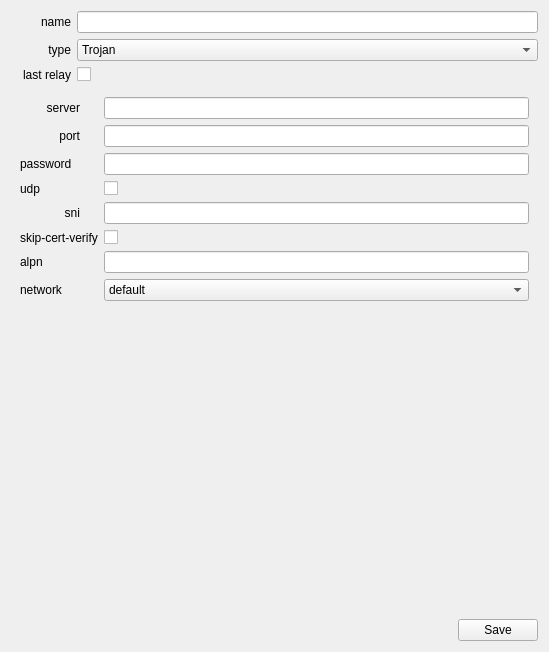
Qt form ui/NewProxyWidget.ui (ktereyp/bridge) before a commit.
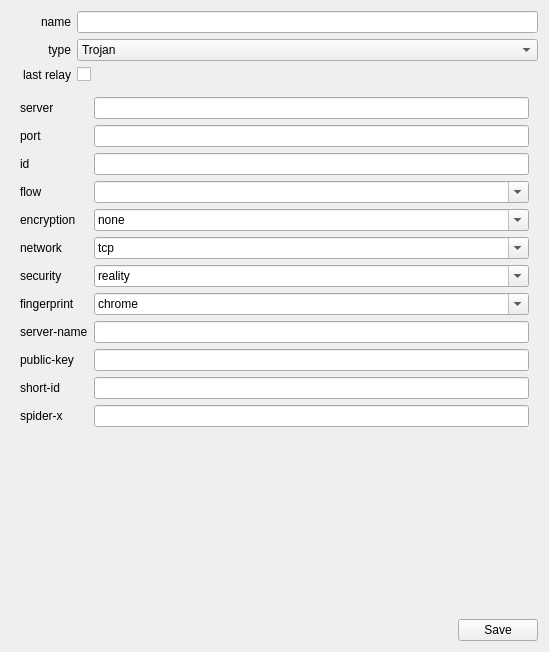
The same form after that commit. The open tabs and pages were chosen to show the change.

Patch:
```diff
--- a/ui/NewProxyWidget.ui
+++ b/ui/NewProxyWidget.ui
@@ -689,6 +689,234 @@
        </item>
       </layout>
      </widget>
+     <widget class="QWidget" name="pageVless">
+      <layout class="QHBoxLayout" name="horizontalLayout_20">
+       <item>
+        <layout class="QFormLayout" name="formLayout_20">
+         <item row="0" column="0">
+          <widget class="QLabel" name="label_40">
+           <property name="text">
+            <string>server</string>
+           </property>
+          </widget>
+         </item>
+         <item row="0" column="1">
+          <widget class="QLineEdit" name="vlessServerInput"/>
+         </item>
+         <item row="1" column="0">
+          <widget class="QLabel" name="label_41">
+           <property name="text">
+            <string>port</string>
+           </property>
+          </widget>
+         </item>
+         <item row="1" column="1">
+          <widget class="QLineEdit" name="vlessPortInput"/>
+         </item>
+         <item row="2" column="0">
+          <widget class="QLabel" name="label_42">
+           <property name="text">
+            <string>id</string>
+           </property>
+          </widget>
+         </item>
+         <item row="2" column="1">
+          <widget class="QLineEdit" name="vlessIdInput"/>
+         </item>
+         <item row="3" column="0">
+          <widget class="QLabel" name="label_43">
+           <property name="text">
+            <string>flow</string>
+           </property>
+          </widget>
+         </item>
+         <item row="3" column="1">
+          <widget class="QComboBox" name="vlessFlowInput">
+           <property name="editable">
+            <bool>true</bool>
+           </property>
+           <item>
+            <property name="text">
+             <string/>
+            </property>
+           </item>
+           <item>
+            <property name="text">
+             <string>xtls-rprx-vision</string>
+            </property>
+           </item>
+          </widget>
+         </item>
+         <item row="4" column="0">
+          <widget class="QLabel" name="label_44">
+           <property name="text">
+            <string>encryption</string>
+           </property>
+          </widget>
+         </item>
+         <item row="4" column="1">
+          <widget class="QComboBox" name="vlessEncryptionInput">
+           <property name="editable">
+            <bool>true</bool>
+           </property>
+           <item>
+            <property name="text">
+             <string>none</string>
+            </property>
+           </item>
+          </widget>
+         </item>
+         <item row="5" column="0">
+          <widget class="QLabel" name="label_45">
+           <property name="text">
+            <string>network</string>
+           </property>
+          </widget>
+         </item>
+         <item row="5" column="1">
+          <widget class="QComboBox" name="vlessNetworkInput">
+           <property name="editable">
+            <bool>true</bool>
+           </property>
+           <item>
+            <property name="text">
+             <string>tcp</string>
+            </property>
+           </item>
+           <item>
+            <property name="text">
+             <string>ws</string>
+            </property>
+           </item>
+           <item>
+            <property name="text">
+             <string>grpc</string>
+            </property>
+           </item>
+           <item>
+            <property name="text">
+             <string>h2</string>
+            </property>
+           </item>
+          </widget>
+         </item>
+         <item row="6" column="0">
+          <widget class="QLabel" name="label_46">
+           <property name="text">
+            <string>security</string>
+           </property>
+          </widget>
+         </item>
+         <item row="6" column="1">
+          <widget class="QComboBox" name="vlessSecurityInput">
+           <property name="editable">
+            <bool>true</bool>
+           </property>
+           <item>
+            <property name="text">
+             <string>reality</string>
+            </property>
+           </item>
+           <item>
+            <property name="text">
+             <string>tls</string>
+            </property>
+           </item>
+           <item>
+            <property name="text">
+             <string>none</string>
+            </property>
+           </item>
+          </widget>
+         </item>
+         <item row="7" column="0">
+          <widget class="QLabel" name="label_47">
+           <property name="text">
+            <string>fingerprint</string>
+           </property>
+          </widget>
+         </item>
+         <item row="7" column="1">
+          <widget class="QComboBox" name="vlessFingerprintInput">
+           <property name="editable">
+            <bool>true</bool>
+           </property>
+           <item>
+            <property name="text">
+             <string>chrome</string>
+            </property>
+           </item>
+           <item>
+            <property name="text">
+             <string>firefox</string>
+            </property>
+           </item>
+           <item>
+            <property name="text">
+             <string>safari</string>
+            </property>
+           </item>
+           <item>
+            <property name="text">
+             <string>ios</string>
+            </property>
+           </item>
+           <item>
+            <property name="text">
+             <string>edge</string>
+            </property>
+           </item>
+           <item>
+            <property name="text">
+             <string>random</string>
+            </property>
+           </item>
+          </widget>
+         </item>
+         <item row="8" column="0">
+          <widget class="QLabel" name="label_48">
+           <property name="text">
+            <string>server-name</string>
+           </property>
+          </widget>
+         </item>
+         <item row="8" column="1">
+          <widget class="QLineEdit" name="vlessServerNameInput"/>
+         </item>
+         <item row="9" column="0">
+          <widget class="QLabel" name="label_49">
+           <property name="text">
+            <string>public-key</string>
+           </property>
+          </widget>
+         </item>
+         <item row="9" column="1">
+          <widget class="QLineEdit" name="vlessPublicKeyInput"/>
+         </item>
+         <item row="10" column="0">
+          <widget class="QLabel" name="label_50">
+           <property name="text">
+            <string>short-id</string>
+           </property>
+          </widget>
+         </item>
+         <item row="10" column="1">
+          <widget class="QLineEdit" name="vlessShortIdInput"/>
+         </item>
+         <item row="11" column="0">
+          <widget class="QLabel" name="label_51">
+           <property name="text">
+            <string>spider-x</string>
+           </property>
+          </widget>
+         </item>
+         <item row="11" column="1">
+          <widget class="QLineEdit" name="vlessSpiderXInput"/>
+         </item>
+        </layout>
+       </item>
+      </layout>
+     </widget>
     </widget>
    </item>
    <item>
```
Left out of the diff: 5 changed lines with no effect on the pictures.
